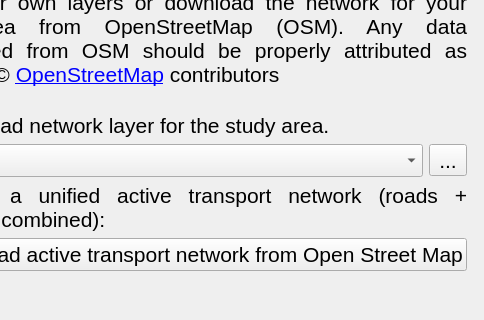
worldbank/GEEST, file geest/ui/road_network_panel_base.ui: the form before one commit; both pictures show x 120 to 604 and y 129 to 449 of the 604 by 1009 pixel window.
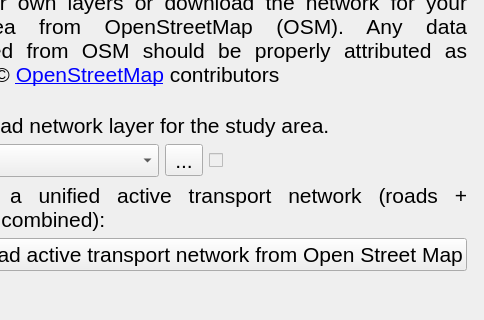
The form after the commit. Icons and pictures are not drawn. Custom widgets are drawn as their Qt base class.

Commit message: Add message bar and status checkbox to Road Network Panel

The edit to the form file:
```diff
--- a/geest/ui/road_network_panel_base.ui
+++ b/geest/ui/road_network_panel_base.ui
@@ -245,6 +245,19 @@
            </property>
           </widget>
          </item>
+         <item>
+          <widget class="QCheckBox" name="road_layer_status_checkbox">
+           <property name="enabled">
+            <bool>false</bool>
+           </property>
+           <property name="text">
+            <string/>
+           </property>
+           <property name="checkable">
+            <bool>true</bool>
+           </property>
+          </widget>
+         </item>
         </layout>
        </item>
        <item row="4" column="0" colspan="2">
```
The commit also changes 4 other files.
